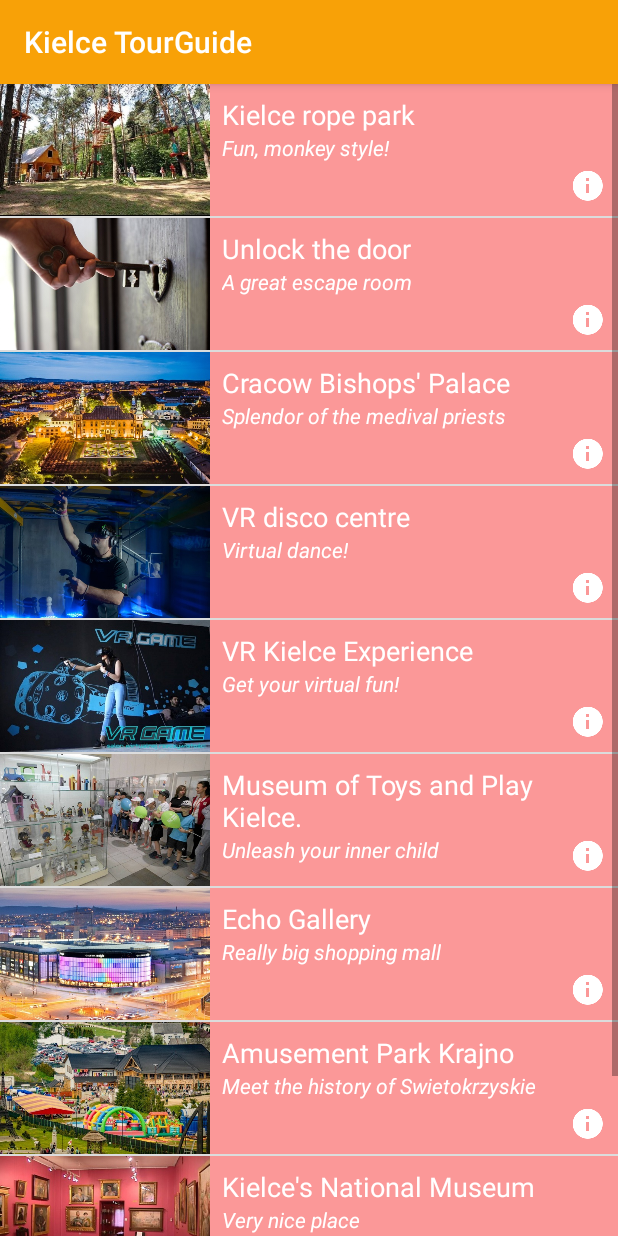
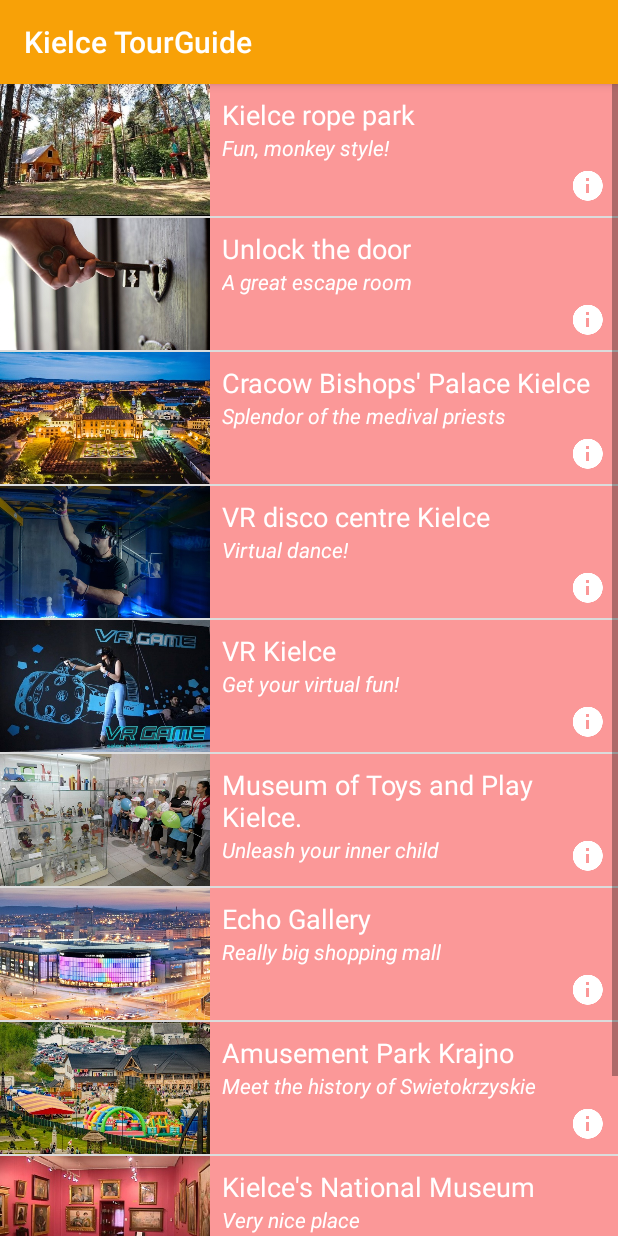
Before and after one commit to tr0lczyk/KielceTourGuide, an Android app: the fragment DoingFragment shown on its own in the app's theme, on a phone screen of 412 x 824 dp. Run offline under Robolectric (Android 15) with nearby library versions, the phone set to English and light mode, and no system bars.

```diff
--- a/app/src/main/java/com/example/android/kielcetourguide/DoingFragment.java
+++ b/app/src/main/java/com/example/android/kielcetourguide/DoingFragment.java
@@ -35,9 +35,9 @@ public class DoingFragment extends Fragment {
         final ArrayList<Item> items = new ArrayList<>();
         items.add(new Item("Kielce rope park","Fun, monkey style!",R.drawable.doinparklinowy));
         items.add(new Item("Unlock the door","A great escape room",R.drawable.doinunlockdoor));
-        items.add(new Item("Cracow Bishops' Palace","Splendor of the medival priests",R.drawable.doinpalacbiskupow));
-        items.add(new Item("VR disco centre","Virtual dance!",R.drawable.doindiscovr));
-        items.add(new Item("VR Kielce Experience","Get your virtual fun!",R.drawable.doinexperiencevr));
+        items.add(new Item("Cracow Bishops' Palace Kielce","Splendor of the medival priests",R.drawable.doinpalacbiskupow));
+        items.add(new Item("VR disco centre Kielce","Virtual dance!",R.drawable.doindiscovr));
+        items.add(new Item("VR Kielce","Get your virtual fun!",R.drawable.doinexperiencevr));
         items.add(new Item("Museum of Toys and Play Kielce.","Unleash your inner child",R.drawable.doinmuzeumzabawek));
         items.add(new Item("Echo Gallery","Really big shopping mall",R.drawable.doinechogaleria));
         items.add(new Item("Amusement Park Krajno","Meet the history of Swietokrzyskie",R.drawable.doinamusementpark));
```
